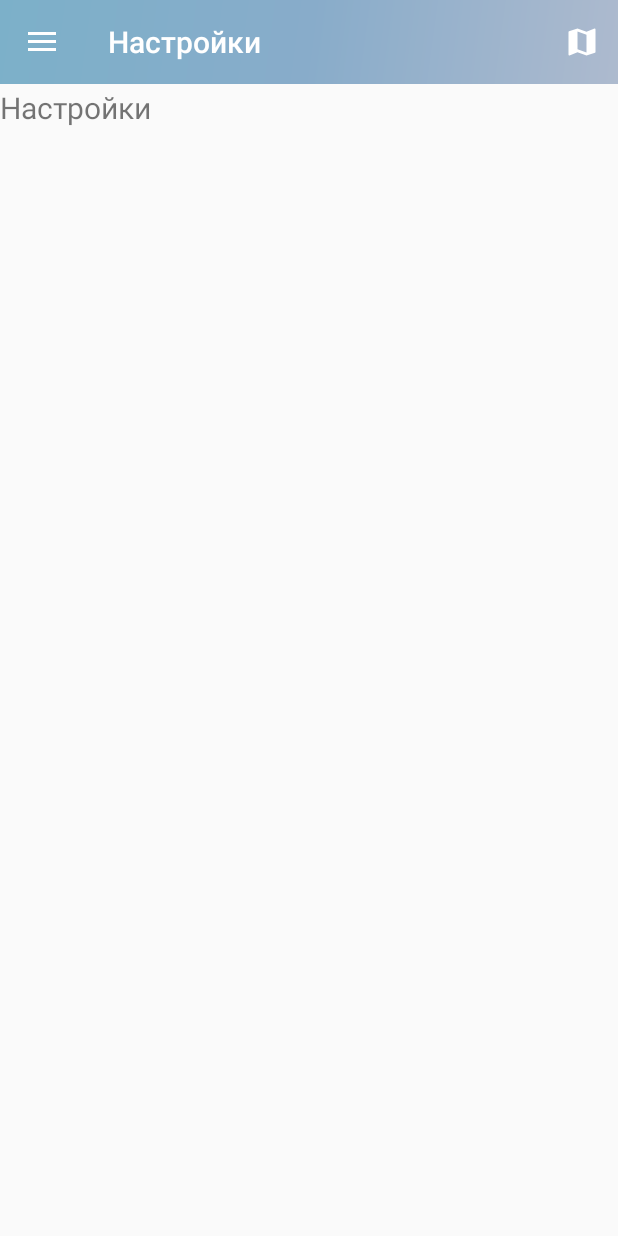
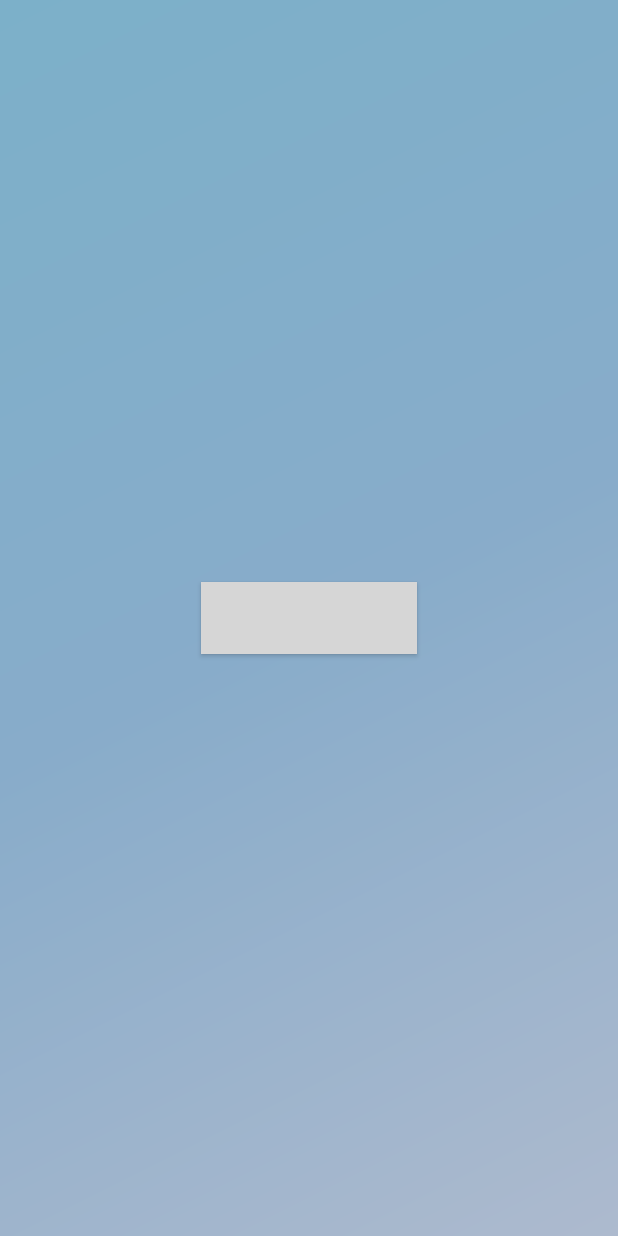
Before and after one commit to itkreydo/dpsApplication, an Android app: the fragment FragmentSettings placed in its activity, in the side drawer, after a tap on "Выйти", on a phone screen of 412 x 824 dp. Run offline under Robolectric (Android 15) with nearby library versions, the phone set to English and light mode, and no system bars; libraries missing offline, so code that uses them is left out: com.github.nkzawa.emitter, com.github.nkzawa.socketio, com.vk.sdk; 11 statements that could not run were skipped; grey boxes are pictures that could not be loaded.

Commit message:
setting for VK SDK

```diff
--- /dev/null
+++ b/app/src/main/java/com/example/shadr/navdrawer/AuthUser.java
@@ -0,0 +1,4 @@
+package com.example.shadr.navdrawer;
+
+public class AuthUser {
+}
--- /dev/null
+++ b/app/src/main/java/com/example/shadr/navdrawer/MainActivity.java
@@ -0,0 +1,55 @@
+package com.example.shadr.navdrawer;
+
+import android.content.Intent;
+import android.support.v7.app.AppCompatActivity;
+import android.os.Bundle;
+import android.view.View;
+import android.widget.Toast;
+
+import com.vk.sdk.VKAccessToken;
+import com.vk.sdk.VKCallback;
+import com.vk.sdk.VKScope;
+import com.vk.sdk.VKSdk;
+import com.vk.sdk.api.VKError;
+
+public class MainActivity extends AppCompatActivity {
+    String [] scope = new String[]{VKScope.FRIENDS};
+
+    @Override
+    protected void onCreate(Bundle savedInstanceState) {
+        super.onCreate(savedInstanceState);
+        if (VKSdk.isLoggedIn()){
+            Intent i = new Intent(this,NavigationDrawer.class);
+            startActivity(i);
+            Toast.makeText(this, "LoggedIn", Toast.LENGTH_SHORT).show();
+        };
+        setContentView(R.layout.activity_main);
+        getSupportActionBar().hide();
+
+
+    }
+    public void vkLogin(View v){
+        VKSdk.login(this, scope);
+    }
+    @Override
+    protected void onActivityResult(int requestCode, int resultCode, Intent data) {
+        if (!VKSdk.onActivityResult(requestCode, resultCode, data, new VKCallback<VKAccessToken>() {
+            @Override
+            public void onResult(VKAccessToken res) {
+// Пользователь успешно авторизовался
+                Toast.makeText(MainActivity.this, "GOOD", Toast.LENGTH_SHORT).show();
+
+                Intent i = new Intent(getApplicationContext(),NavigationDrawer.class);
+                startActivity(i);
+            }
+            @Override
+            public void onError(VKError error) {
+// Произошла ошибка авторизации (например, пользователь запретил авторизацию)
+
+                Toast.makeText(MainActivity.this, "Error auth", Toast.LENGTH_SHORT).show();
+            }
+        })) {
+            super.onActivityResult(requestCode, resultCode, data);
+        }
+    }
+}
--- a/app/src/main/java/com/example/shadr/navdrawer/NavigationDrawer.java
+++ b/app/src/main/java/com/example/shadr/navdrawer/NavigationDrawer.java
@@ -1,5 +1,8 @@
 package com.example.shadr.navdrawer;
 
+import android.content.Intent;
+import android.graphics.Bitmap;
+import android.os.AsyncTask;
 import android.os.Bundle;
 import android.support.annotation.ColorRes;
 import android.support.constraint.ConstraintLayout;
@@ -13,13 +16,32 @@ import android.support.v4.widget.DrawerLayout;
 import android.support.v7.app.ActionBarDrawerToggle;
 import android.support.v7.app.AppCompatActivity;
 import android.support.v7.widget.Toolbar;
+import android.util.Log;
 import android.view.Menu;
 import android.view.MenuItem;
+import android.view.View;
+import android.widget.ImageView;
+import android.widget.TextView;
+import android.widget.Toast;
 
 import com.example.shadr.navdrawer.fragment.FragmentDialog;
 import com.example.shadr.navdrawer.fragment.FragmentGallery;
 import com.example.shadr.navdrawer.fragment.FragmentSettings;
+import com.vk.sdk.VKSdk;
+import com.vk.sdk.api.VKApi;
+import com.vk.sdk.api.VKApiConst;
+import com.vk.sdk.api.VKError;
+import com.vk.sdk.api.VKParameters;
+import com.vk.sdk.api.VKRequest;
+import com.vk.sdk.api.VKResponse;
+import com.vk.sdk.api.methods.VKApiUsers;
+import com.vk.sdk.api.model.VKApiUser;
+import com.vk.sdk.api.model.VKList;
+import com.vk.sdk.api.model.VKUsersArray;
 import com.vk.sdk.util.VKUtil;
+
+import org.json.JSONException;
+import org.json.JSONObject;
 
 import java.util.Arrays;
 
@@ -33,7 +55,8 @@ public class NavigationDrawer extends AppCompatActivity
     FragmentSettings fsettings;
 
     FragmentTransaction ftrans;
-
+    TextView username_view;
+    ImageView avatar_view;
 
     @Override
     protected void onCreate(Bundle savedInstanceState) {
@@ -59,6 +82,57 @@ public class NavigationDrawer extends AppCompatActivity
 
         NavigationView navigationView = (NavigationView) findViewById(R.id.nav_view);
         navigationView.setNavigationItemSelectedListener(this);
+
+        View navHeader = navigationView.getHeaderView(0);
+        avatar_view = (ImageView) navHeader.findViewById(R.id.user_avatar);
+        username_view = (TextView) navHeader.findViewById(R.id.user_name);
+        TextView exit_view = (TextView) navHeader.findViewById(R.id.nav_header_exit);
+        exit_view.setOnClickListener(new View.OnClickListener() {
+            @Override
+            public void onClick(View v) {
+
+            }
+        });
+
+        //VKRequest request = new VKRequest("account.getProfileInfo");
+        VKRequest request = VKApi.users().get(VKParameters.from(VKApiConst.FIELDS, "photo_100"));
+        request.setPreferredLang("ru");
+        request.executeWithListener(new VKRequest.VKRequestListener() {
+            @Override
+            public void onComplete(VKResponse response) {
+                //Do complete stuff
+                Log.d("1223" ,response.responseString);
+                try {
+                    String name = response.json.getJSONArray("response").getJSONObject(0).getString("first_name");
+                    String lastname = response.json.getJSONArray("response").getJSONObject(0).getString("last_name");
+                    String photoUrl = response.json.getJSONArray("response").getJSONObject(0).getString("photo_100");
+                    getBitmapFromUrl getBitmapFromUrl = new getBitmapFromUrl(getApplicationContext(), photoUrl, avatar_view) {
+                        @Override
+                        protected void onPostExecute(Bitmap bitmap) {
+                            super.onPostExecute(bitmap);
+                            iv.setImageBitmap(bitmap);
+                        }
+                    };
+
+                    getBitmapFromUrl.executeOnExecutor(AsyncTask.THREAD_POOL_EXECUTOR);
+                    username_view.setText(lastname+" "+name);
+                } catch (JSONException e) {
+                    e.printStackTrace();
+                }
+
+
+            }
+            @Override
+            public void onError(VKError error) {
+                //Do error stuff
+            }
+            @Override
+            public void attemptFailed(VKRequest request, int attemptNumber, int totalAttempts) {
+                //I don't really believe in progress
+            }
+        });
+        //TextView profession_view = (TextView) navHeader.findViewById(R.id.profession_title);
+
 
         fgallery = new FragmentGallery();
         fdialogs = new FragmentDialog();
@@ -120,7 +194,10 @@ public class NavigationDrawer extends AppCompatActivity
             getSupportActionBar().setTitle("Настройки");
             ftrans.replace(R.id.container, fsettings);
         } else if (id == R.id.nav_exit) {
-
+            VKSdk.logout();
+            Intent i = new Intent(getApplicationContext(),MainActivity.class);
+            i.setFlags(Intent.FLAG_ACTIVITY_NEW_TASK | Intent.FLAG_ACTIVITY_CLEAR_TOP);
+            startActivity(i);
             //ftrans.replace(R.id.container, ftools);
         }
         ftrans.commit();
--- /dev/null
+++ b/app/src/main/res/layout/activity_main.xml
@@ -0,0 +1,26 @@
+<?xml version="1.0" encoding="utf-8"?>
+<android.support.constraint.ConstraintLayout xmlns:android="http://schemas.android.com/apk/res/android"
+    xmlns:app="http://schemas.android.com/apk/res-auto"
+    xmlns:tools="http://schemas.android.com/tools"
+    android:layout_width="match_parent"
+    android:layout_height="match_parent"
+    tools:context=".MainActivity"
+    android:background="@drawable/side_nav_bar_new"
+    >
+
+    <Button
+        android:id="@+id/button"
+        android:layout_width="wrap_content"
+        android:layout_height="wrap_content"
+        android:layout_marginStart="8dp"
+        android:layout_marginEnd="8dp"
+        android:background="@color/vk_share_link_title_color"
+        android:padding="10dp"
+        android:text="@string/vk_login_btn"
+        android:textColor="@color/vk_white"
+        android:onClick="vkLogin"
+        app:layout_constraintBottom_toBottomOf="parent"
+        app:layout_constraintEnd_toEndOf="parent"
+        app:layout_constraintStart_toStartOf="parent"
+        app:layout_constraintTop_toTopOf="parent" />
+</android.support.constraint.ConstraintLayout>
--- a/app/src/main/res/values/dimens.xml
+++ b/app/src/main/res/values/dimens.xml
@@ -6,4 +6,7 @@
     <dimen name="nav_header_height">176dp</dimen>
     <dimen name="fab_margin">16dp</dimen>
     <dimen name="toolbar_height">58dp</dimen>
+    <dimen name="avatar">48dp</dimen>
+    <dimen name="avatar56">56dp</dimen>
+    <dimen name="avatar_mini">24dp</dimen>
 </resources>
--- a/app/src/main/res/values/strings.xml
+++ b/app/src/main/res/values/strings.xml
@@ -22,4 +22,7 @@
     <string name="settings_nav">Настройки</string>
     <string name="other_item">Социальные сети</string>
     <string name="exit_item">Выйти</string>
+    <string name="vk_login_btn">Авторизация ВК</string>
+    <!--VK API -->
+    <integer name="com_vk_sdk_AppId">6996559</integer>
 </resources>
```
Also changed, not shown: app/src/main/AndroidManifest.xml (+15 -5 lines), app/src/main/java/com/example/shadr/navdrawer/Application.java (added, +27 -0 lines), app/src/main/java/com/example/shadr/navdrawer/getBitmapFromUrl.java (added, +81 -0 lines), app/src/main/res/layout/nav_header_navigation_drawer.xml (+16 -6 lines).
